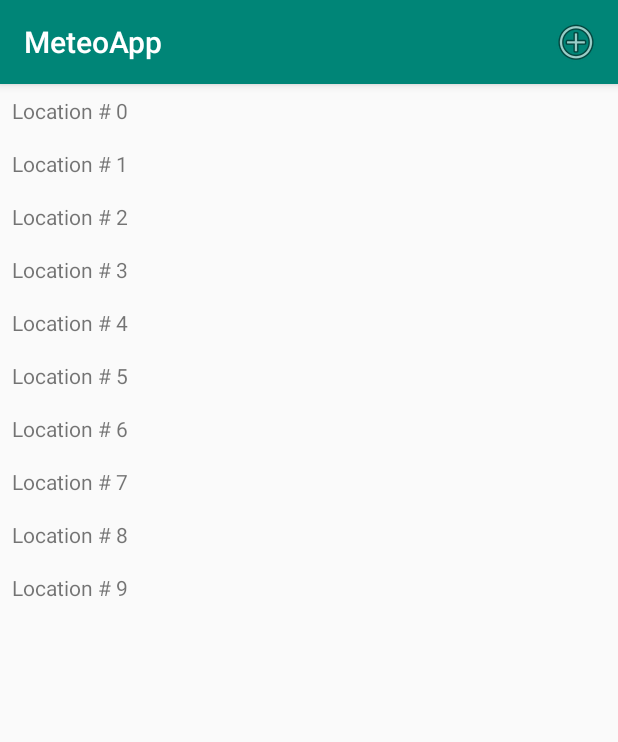
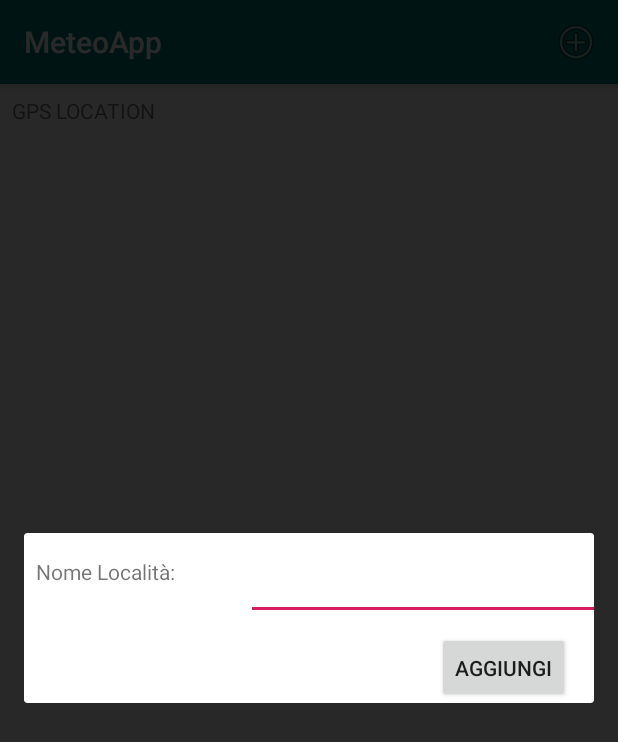
Before and after one commit to Conversier/MeteoApp, an Android app: the screen it shows after launch (MainActivity), after a tap on "New", on a phone screen of 412 x 824 dp. Shown: the top 742 px of the screen. Run offline under Robolectric (Android 15) with nearby library versions, the phone set to English and light mode, and no system bars; libraries missing offline, so code that uses them is left out: io.nlopez.smartlocation; 2 statements that could not run were skipped.

Commit message:
Implemented: GPS,dialog, add new location to the list

```diff
--- a/app/build.gradle
+++ b/app/build.gradle
@@ -26,4 +26,6 @@ dependencies {
     androidTestImplementation 'com.android.support.test:runner:1.0.2'
     androidTestImplementation 'com.android.support.test.espresso:espresso-core:3.0.2'
     implementation 'com.android.support:recyclerview-v7:28.0.0'
+    implementation 'com.google.android.gms:play-services-location:16.0.0'
+    implementation 'io.nlopez.smartlocation:library:3.3.3'
 }
--- a/app/src/main/AndroidManifest.xml
+++ b/app/src/main/AndroidManifest.xml
@@ -1,6 +1,8 @@
 <?xml version="1.0" encoding="utf-8"?>
 <manifest xmlns:android="http://schemas.android.com/apk/res/android"
     package="ch.supsi.dti.isin.meteoapp">
+    <uses-permission android:name="android.permission.INTERNET" />
+    <uses-permission android:name="android.permission.ACCESS_FINE_LOCATION" />
 
     <application
         android:allowBackup="true"
--- a/app/src/main/java/ch/supsi/dti/isin/meteoapp/activities/MainActivity.java
+++ b/app/src/main/java/ch/supsi/dti/isin/meteoapp/activities/MainActivity.java
@@ -1,10 +1,12 @@
 package ch.supsi.dti.isin.meteoapp.activities;
 
 import android.support.v4.app.Fragment;
+import android.widget.Toast;
 
 import ch.supsi.dti.isin.meteoapp.fragments.ListFragment;
 
 public class MainActivity extends SingleFragmentActivity {
+
 
     @Override
     protected Fragment createFragment() {
--- /dev/null
+++ b/app/src/main/java/ch/supsi/dti/isin/meteoapp/fragments/InsertLocationFragment.java
@@ -0,0 +1,60 @@
+package ch.supsi.dti.isin.meteoapp.fragments;
+
+import android.app.Activity;
+import android.app.AlertDialog;
+import android.app.Dialog;
+import android.content.Intent;
+import android.os.Bundle;
+import android.support.annotation.NonNull;
+import android.support.annotation.Nullable;
+import android.support.v4.app.DialogFragment;
+import android.view.LayoutInflater;
+import android.view.View;
+import android.widget.Button;
+import android.widget.EditText;
+
+import org.json.JSONException;
+
+import ch.supsi.dti.isin.meteoapp.R;
+import ch.supsi.dti.isin.meteoapp.model.Location;
+
+public class InsertLocationFragment extends DialogFragment {
+
+    Button b_addCity;
+    EditText et_cityname;
+
+    private void sendResult(int resultCode, String name){
+        if(getTargetFragment()==null)
+            return;
+        Intent intent=new Intent();
+        intent.putExtra("tag",name);
+        getTargetFragment().onActivityResult(getTargetRequestCode(),resultCode,intent);
+    }
+
+    @NonNull
+    @Override
+    public Dialog onCreateDialog(@Nullable Bundle savedInstanceState) {
+        View v= LayoutInflater.from(getActivity()).inflate(R.layout.add_location,null);
+        et_cityname=v.findViewById(R.id.editText_cityname);
+        b_addCity=v.findViewById(R.id.button_addCity);
+
+        b_addCity.setOnClickListener(new View.OnClickListener() {
+            @Override
+            public void onClick(View view) {
+                    //String name= Location.autoCompleteName(et_cityname.getText().toString());
+                    //System.out.println(et_cityname.getText().toString());
+                    String name=et_cityname.getText().toString();
+                    sendResult(Activity.RESULT_OK,name);
+                    dismiss();
+
+
+            }
+        });
+
+        return new AlertDialog.Builder(getActivity())
+                .setView(v)
+                .create();
+    }
+
+
+}
--- a/app/src/main/java/ch/supsi/dti/isin/meteoapp/fragments/ListFragment.java
+++ b/app/src/main/java/ch/supsi/dti/isin/meteoapp/fragments/ListFragment.java
@@ -1,30 +1,107 @@
 package ch.supsi.dti.isin.meteoapp.fragments;
 
+import ch.supsi.dti.isin.meteoapp.R;
+
+import android.Manifest;
+import android.app.Activity;
+import android.app.AlertDialog;
 import android.content.Intent;
+import android.content.pm.PackageManager;
 import android.os.Bundle;
+import android.support.annotation.NonNull;
+import android.support.v4.app.ActivityCompat;
 import android.support.v4.app.Fragment;
+import android.support.v4.app.FragmentManager;
+import android.support.v4.content.ContextCompat;
 import android.support.v7.widget.LinearLayoutManager;
 import android.support.v7.widget.RecyclerView;
+import android.text.InputType;
 import android.view.LayoutInflater;
 import android.view.Menu;
 import android.view.MenuInflater;
 import android.view.MenuItem;
 import android.view.View;
 import android.view.ViewGroup;
+import android.widget.EditText;
 import android.widget.TextView;
-import android.widget.Toast;
 
 import java.util.List;
 
-import ch.supsi.dti.isin.meteoapp.R;
+
 import ch.supsi.dti.isin.meteoapp.activities.DetailActivity;
 import ch.supsi.dti.isin.meteoapp.model.LocationsHolder;
 import ch.supsi.dti.isin.meteoapp.model.Location;
+import io.nlopez.smartlocation.OnLocationUpdatedListener;
+import io.nlopez.smartlocation.SmartLocation;
+import io.nlopez.smartlocation.location.config.LocationAccuracy;
+import io.nlopez.smartlocation.location.config.LocationParams;
 
 public class ListFragment extends Fragment {
+    private static final int REQ_CODE = 0;
     private RecyclerView mLocationRecyclerView;
     private LocationAdapter mAdapter;
 
+    @Override
+    public void onActivityResult(int requestCode, int resultCode, Intent data) {
+        if(resultCode!= Activity.RESULT_OK)
+            return;
+        if(requestCode==0){
+            String valore=(String)data.getSerializableExtra("tag");
+            System.out.println("Valore ricevuto : "+valore);
+
+            addLocation(valore, 1);
+        }
+    }
+
+    //Method to add a Location to the initial list
+    private void addLocation(String valore, int i) {
+        Location location=new Location();
+        location.setName(valore);
+        //If i is 0, the GPS location is updated
+        if(i==0){
+            LocationsHolder.get(getActivity()).getLocations().set(0,location);
+        }
+        //Add the city to the list
+        else{
+            LocationsHolder.get(getActivity()).getLocations().add(location);
+        }
+
+
+        mAdapter=new LocationAdapter(LocationsHolder.get(getActivity()).getLocations());
+        mLocationRecyclerView.setAdapter(mAdapter);
+    }
+
+    @Override
+    public void onRequestPermissionsResult(int requestCode, @NonNull String[] permissions, @NonNull int[] grantResults) {
+        switch (requestCode){
+            case REQ_CODE:{
+                if (grantResults.length > 0 && grantResults[0] == PackageManager.PERMISSION_GRANTED) {
+                    System.out.println("Permessions obtained");
+                }
+                return;
+            }
+        }
+    }
+
+    private void startLocationListener(){
+        if (ContextCompat.checkSelfPermission(getContext(),
+                Manifest.permission.ACCESS_FINE_LOCATION) != PackageManager.PERMISSION_GRANTED) {
+            ActivityCompat.requestPermissions(getActivity(), new String[]{Manifest.permission.ACCESS_FINE_LOCATION}, REQ_CODE);
+        }
+        else
+            System.out.println("ho i permessi");
+        LocationParams.Builder builder=new LocationParams.Builder()
+                .setAccuracy(LocationAccuracy.HIGH)
+                .setDistance(0)
+                .setInterval(5000);
+        SmartLocation.with(getContext()).location().continuous().config(builder.build())
+                .start(new OnLocationUpdatedListener() {
+                    @Override
+                    public void onLocationUpdated(android.location.Location location) {
+                        addLocation(location.getLatitude()+","+location.getLongitude(),0);
+                    }
+                });
+    }
     @Override
     public void onCreate(Bundle savedInstanceState) {
         super.onCreate(savedInstanceState);
@@ -34,6 +111,7 @@ public class ListFragment extends Fragment {
 
     @Override
     public View onCreateView(LayoutInflater inflater, ViewGroup container, Bundle savedInstanceState) {
+        startLocationListener();
         View view = inflater.inflate(R.layout.fragment_list, container, false);
         mLocationRecyclerView = view.findViewById(R.id.recycler_view);
         mLocationRecyclerView.setLayoutManager(new LinearLayoutManager(getActivity()));
@@ -49,22 +127,26 @@ public class ListFragment extends Fragment {
 
     @Override
     public void onCreateOptionsMenu(Menu menu, MenuInflater inflater) {
+
         super.onCreateOptionsMenu(menu, inflater);
         inflater.inflate(R.menu.fragment_list, menu);
     }
 
+    //This is called when i click on the plus button on the top in the main view
     @Override
     public boolean onOptionsItemSelected(MenuItem item) {
-        switch (item.getItemId()) {
-            case R.id.menu_add:
-                Toast toast = Toast.makeText(getActivity(),
-                        "Add a location",
-                        Toast.LENGTH_SHORT);
-                toast.show();
-                return true;
-            default:
-                return super.onOptionsItemSelected(item);
-        }
+
+        FragmentManager fm=getFragmentManager();
+        InsertLocationFragment il=new InsertLocationFragment();
+        il.setTargetFragment(this,0);
+        //il.setTargetFragment(this,0);
+        il.show(fm,null);
+
+        AlertDialog.Builder mBuilder=new AlertDialog.Builder(getActivity());
+        mBuilder.show();
+
+        return super.onOptionsItemSelected(item);
+
     }
 
     // Holder
@@ -79,8 +161,19 @@ public class ListFragment extends Fragment {
             mNameTextView = itemView.findViewById(R.id.name);
         }
 
+
+
         @Override
         public void onClick(View view) {
+            AlertDialog.Builder builder=new AlertDialog.Builder(getActivity());
+            builder.setTitle("Type city name");
+            final EditText input=new EditText(getActivity());
+            input.setInputType(InputType.TYPE_CLASS_TEXT);
+            builder.setView(input);
+
+            // Set up the buttons
+
+
             Intent intent = DetailActivity.newIntent(getActivity(), mLocation.getId());
             startActivity(intent);
         }
--- a/app/src/main/java/ch/supsi/dti/isin/meteoapp/model/LocationsHolder.java
+++ b/app/src/main/java/ch/supsi/dti/isin/meteoapp/model/LocationsHolder.java
@@ -20,11 +20,9 @@ public class LocationsHolder {
 
     private LocationsHolder(Context context) {
         mLocations = new ArrayList<>();
-        for (int i = 0; i < 10; i++) {
-            Location location = new Location();
-            location.setName("Location # " + i);
-            mLocations.add(location);
-        }
+        mLocations.add(new Location());
+        mLocations.get(0).setName("GPS LOCATION");
+
     }
 
     public List<Location> getLocations() {
--- /dev/null
+++ b/app/src/main/res/layout/add_location.xml
@@ -0,0 +1,44 @@
+<?xml version="1.0" encoding="utf-8"?>
+<android.support.constraint.ConstraintLayout
+    xmlns:android="http://schemas.android.com/apk/res/android"
+    xmlns:app="http://schemas.android.com/apk/res-auto"
+    xmlns:tools="http://schemas.android.com/tools"
+    android:layout_width="match_parent"
+    android:layout_height="match_parent">
+
+    <TextView
+        android:id="@+id/textView"
+        android:layout_width="128dp"
+        android:layout_height="42dp"
+        android:layout_marginStart="8dp"
+        android:layout_marginTop="16dp"
+        android:text="Nome Località:"
+        app:layout_constraintStart_toStartOf="parent"
+        app:layout_constraintTop_toTopOf="parent" />
+
+    <EditText
+        android:id="@+id/editText_cityname"
+        android:layout_width="241dp"
+        android:layout_height="42dp"
+        android:layout_marginStart="16dp"
+        android:layout_marginTop="16dp"
+        android:layout_marginEnd="8dp"
+        android:ems="10"
+        android:inputType="text"
+        app:layout_constraintEnd_toEndOf="parent"
+        app:layout_constraintHorizontal_bias="0.2"
+        app:layout_constraintStart_toEndOf="@+id/textView"
+        app:layout_constraintTop_toTopOf="parent" />
+
+    <Button
+        android:id="@+id/button_addCity"
+        android:layout_width="wrap_content"
+        android:layout_height="47dp"
+        android:layout_marginTop="8dp"
+        android:layout_marginEnd="16dp"
+        android:cursorVisible="true"
+        android:onClick="addcityClick"
+        android:text="AGGIUNGI"
+        app:layout_constraintEnd_toEndOf="parent"
+        app:layout_constraintTop_toBottomOf="@+id/editText_cityname" />
+</android.support.constraint.ConstraintLayout>
```
Also changed, not shown: app/src/main/java/ch/supsi/dti/isin/meteoapp/model/Location.java (+20 -0 lines), app/src/main/java/ch/supsi/dti/isin/meteoapp/model/RestClient.java (added, +166 -0 lines).
